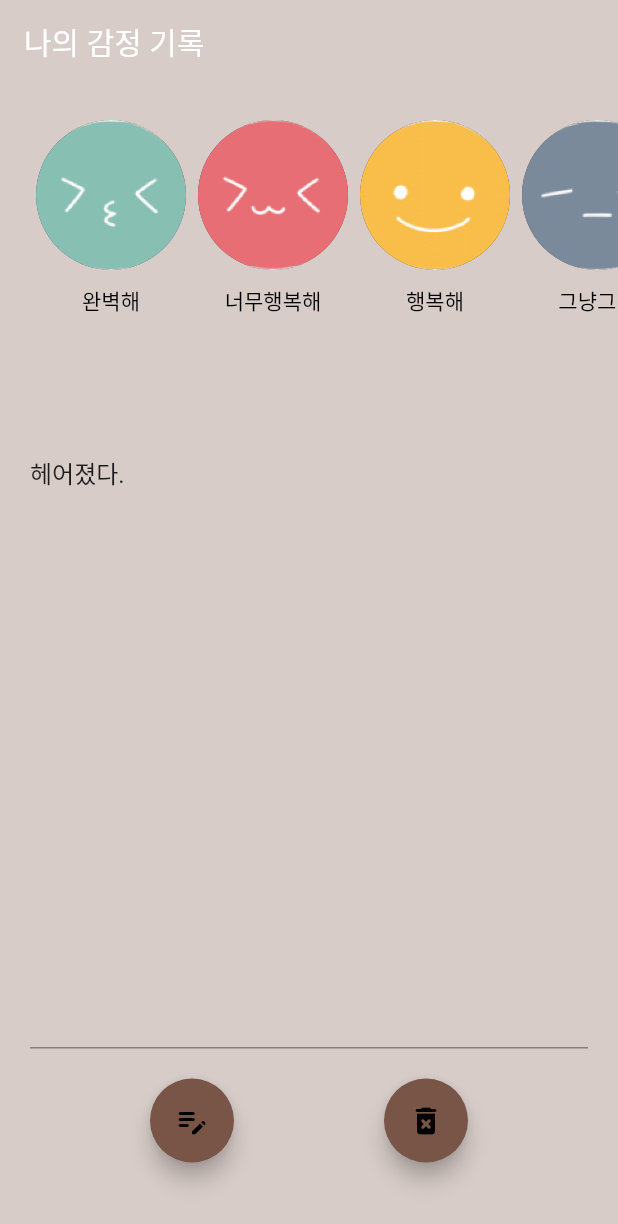
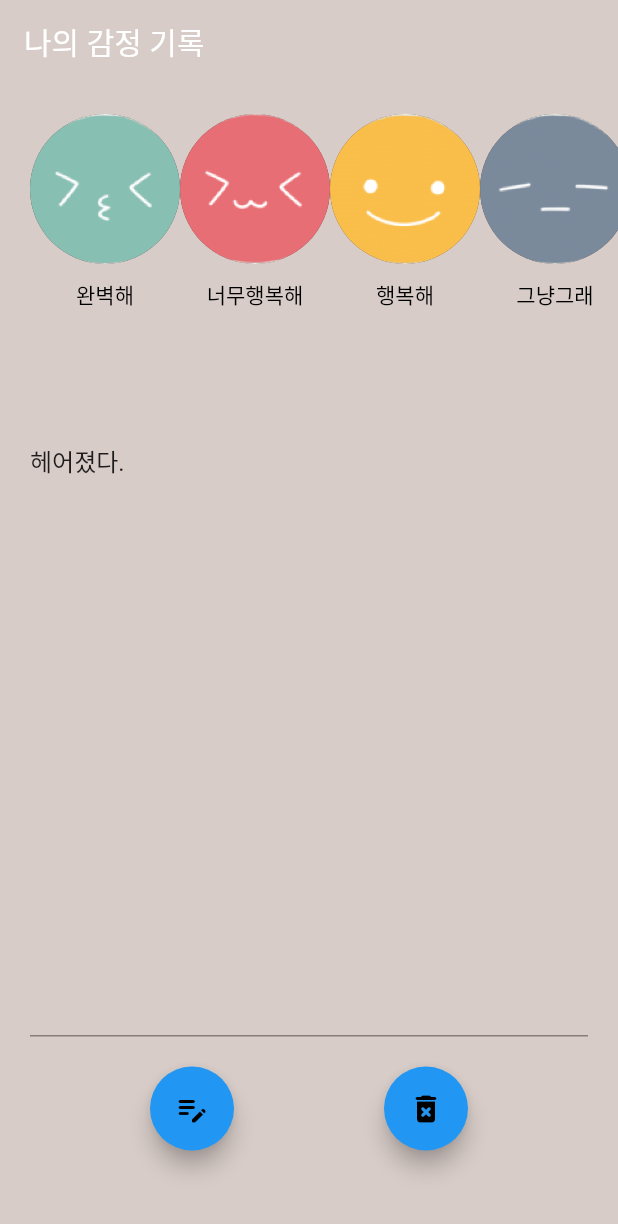
Before and after one commit to monargent0/TJFlutterTeam, a Flutter app: the screen it shows after launch, on a phone screen of 412 x 824 dp. Shown: the top 1224 px of the screen. Run offline on Flutter 3.47's test engine with Material 2 defaults, Android fonts, the phone set to English and light mode, and no system bars.

Commit message:
Revert "update circleIcon padding 4.0"
This reverts commit 154187972a30ac5b95c6bfbaf06186b1318eb067.

```diff
--- a/mood_diary_app/lib/view/dailycontent.dart
+++ b/mood_diary_app/lib/view/dailycontent.dart
@@ -47,9 +47,7 @@ class _DailyContentState extends State<DailyContent> {
             child: Row(
               children: [
                 // 기분 상태 아이콘
-                Padding(
-                  padding: const EdgeInsets.all(4.0),
-                  child: GestureDetector(
+                GestureDetector(
                   onTap: (){
                     setState(() {
                       emotionPath = 'images/perfect.png';
@@ -78,10 +76,7 @@ class _DailyContentState extends State<DailyContent> {
                     ],
                   ),
                 ),
-                ),
-                Padding(
-                  padding: const EdgeInsets.all(4.0),
-                  child: GestureDetector(
+                GestureDetector(
                   onTap: (){
                     setState(() {
                       emotionPath = 'images/sohappy.png';
@@ -91,7 +86,7 @@ class _DailyContentState extends State<DailyContent> {
                   },
                   child: Column(
                     children: [
-                        const CircleAvatar(
+                      CircleAvatar(                   // db에서 받아온 이미지패스경로받기
                         backgroundImage: AssetImage('images/sohappy.png'),
                         radius: 50,
                       ),
@@ -101,20 +96,17 @@ class _DailyContentState extends State<DailyContent> {
                       Text(
                         // 이미지 이름
                         '너무행복해',
-                          style: enameEdit == '너무행복해' ? const  TextStyle(
+                        style: enameEdit == '너무행복해' ? TextStyle(
                           color: Colors.green,
                           fontWeight: FontWeight.bold
-                          ) : const TextStyle(
+                        ) : TextStyle(
                           color: Colors.black,
                         ) ,/*enameEdit*/
                       ),
                     ],
                   ),
                 ),
-                ),
-                Padding(
-                  padding: const EdgeInsets.all(4.0),
-                  child: GestureDetector(
+                GestureDetector(
                   onTap: (){
                     setState(() {
                     emotionPath = 'images/happy.png';
@@ -144,10 +136,7 @@ class _DailyContentState extends State<DailyContent> {
                     ],
                   ),
                 ),
-                ),
-                Padding(
-                  padding: const EdgeInsets.all(4.0),
-                  child: GestureDetector(
+                GestureDetector(
                   onTap: (){
                     setState(() {
                     emotionPath = 'images/soso.png';
@@ -177,10 +166,7 @@ class _DailyContentState extends State<DailyContent> {
                     ],
                   ),
                 ),
-                ),
-                Padding(
-                  padding: const EdgeInsets.all(4.0),
-                  child: GestureDetector(
+                GestureDetector(
                   onTap: (){
                     setState(() {
                       emotionPath = 'images/sad.png';
@@ -210,10 +196,7 @@ class _DailyContentState extends State<DailyContent> {
                     ],
                   ),
                 ),
-                ),
-                Padding(
-                  padding: const EdgeInsets.all(4.0),
-                  child: GestureDetector(
+                GestureDetector(
                   onTap: (){
                     setState(() {
                     emotionPath = 'images/sick.png';
@@ -243,10 +226,7 @@ class _DailyContentState extends State<DailyContent> {
                     ],
                   ),
                 ),
-                ),
-                Padding(
-                  padding: const EdgeInsets.all(4.0),
-                  child: GestureDetector(
+                GestureDetector(
                   onTap: (){
                     setState(() {
                     emotionPath = 'images/bad.png';
@@ -274,7 +254,6 @@ class _DailyContentState extends State<DailyContent> {
                         ) ,/*enameEdit*/
                       ),
                     ],
-                    ),
                   ),
                 ),
 
@@ -308,12 +287,14 @@ class _DailyContentState extends State<DailyContent> {
             FloatingActionButton(
               foregroundColor: Colors.black,
               child: const Icon(Icons.edit_note_rounded),
+              backgroundColor: Colors.blue,
               onPressed: () {
               //// 데이터가 있을수도 없을수도 있기 때문
             }),
             FloatingActionButton(
               foregroundColor: Colors.black,
               child: const Icon(Icons.delete_forever_rounded),
+              backgroundColor: Colors.blue,
               onPressed: () {
               //// 데이터가 있을수도 없을수도 있기 때문
             }),
```
Lines whose indentation alone changed are shown as unchanged.
